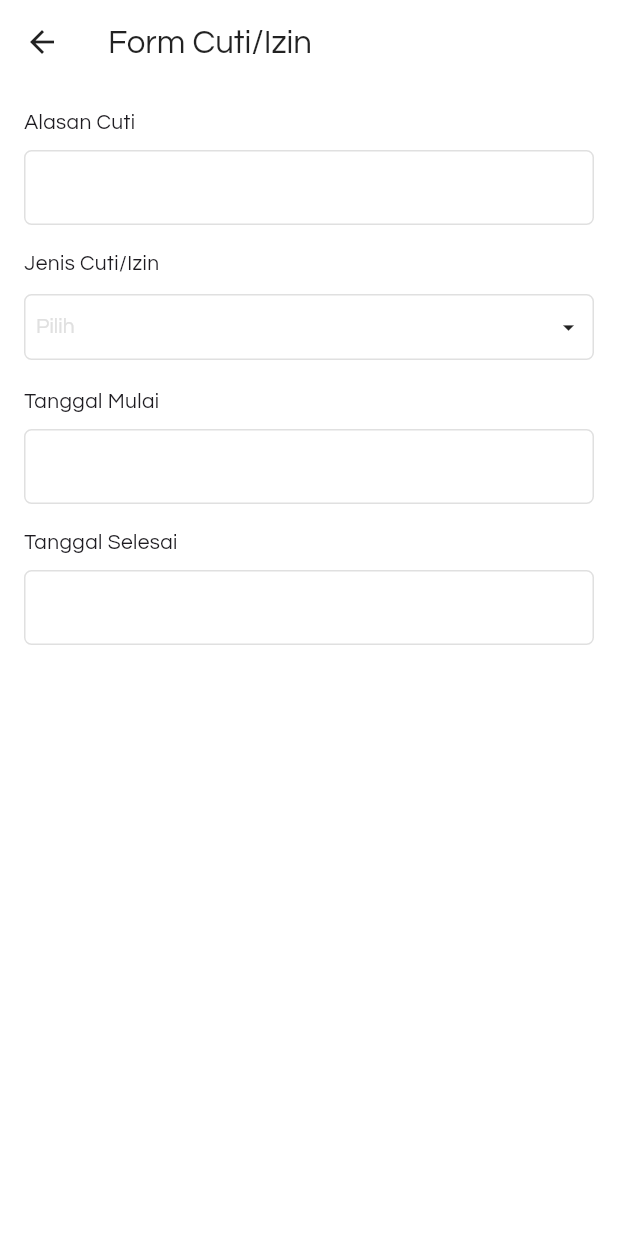
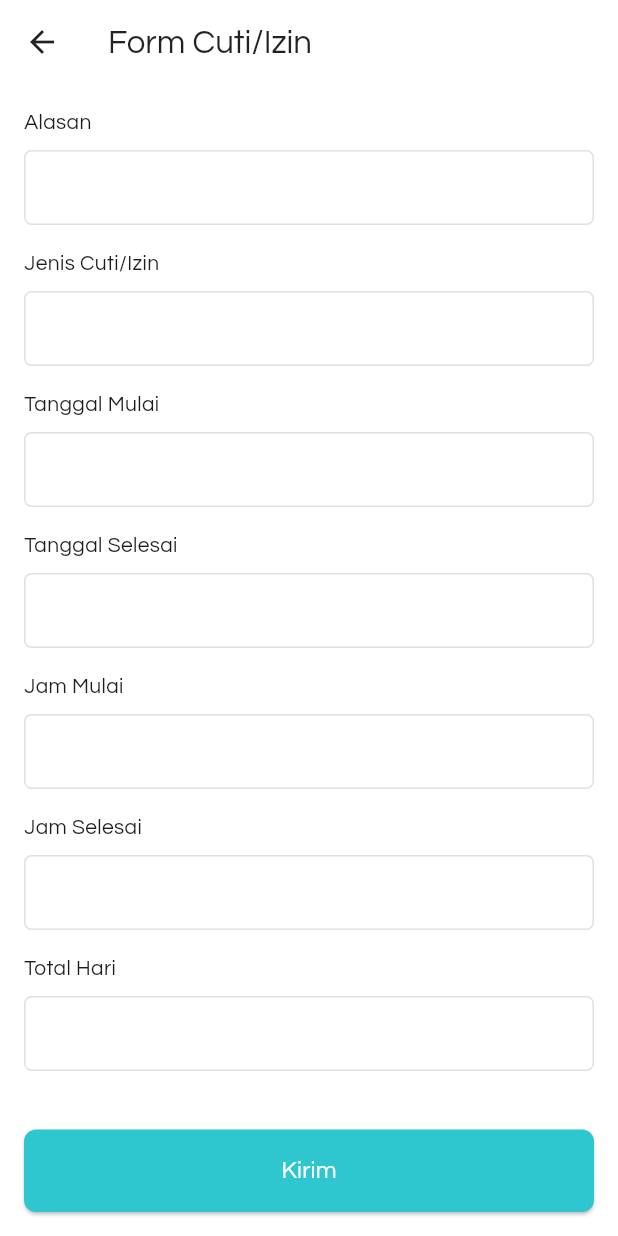
Before and after one commit to gagaspower/new_absenpro_apps, a Flutter app: the FormCutiPage screen opened directly, on a phone screen of 412 x 824 dp. Run offline on Flutter 3.47's test engine with Material 3 defaults, Android fonts, the phone set to English and light mode, and no system bars; our stand-ins replace camera, device_info_plus, dio, flutter_image_compress, flutter_svg, geolocator and 2 more; missing offline and left inert: google_mlkit_face_detection; accounts and stored records are empty; network calls fail.

Commit message:
update form cuti

```diff
--- a/lib/pages/cuti/form_cuti_page.dart
+++ b/lib/pages/cuti/form_cuti_page.dart
@@ -15,8 +15,13 @@ class _FormCutiPageState extends State<FormCutiPage> {
   final TextEditingController _endDateController = TextEditingController();
   final TextEditingController _startTimeController = TextEditingController();
   final TextEditingController _endTimeController = TextEditingController();
+  final TextEditingController _totalDaysController = TextEditingController();
+  final TextEditingController _addressController = TextEditingController();
+  final TextEditingController _phoneController = TextEditingController();
+  dynamic _selectedLeaveType; // simpan objek leave type yang dipilih
 
   static const Color lightGray = Color(0xFFE0E0E0);
+  static const Color primaryTeal = Color(0xFF2FC7CF);
 
   @override
   void initState() {
@@ -37,7 +42,27 @@ class _FormCutiPageState extends State<FormCutiPage> {
     _endDateController.dispose();
     _startTimeController.dispose();
     _endTimeController.dispose();
+    _totalDaysController.dispose();
+    _addressController.dispose();
+    _phoneController.dispose();
     super.dispose();
+  }
+
+  void _submitForm() {
+    // Validasi input sebelum submit
+    if (_reasonController.text.isEmpty ||
+        _selectedLeaveType == null ||
+        _startDateController.text.isEmpty ||
+        _endDateController.text.isEmpty ||
+        _totalDaysController.text.isEmpty) {
+      ScaffoldMessenger.of(context).showSnackBar(
+        const SnackBar(content: Text('Harap lengkapi semua field yang wajib')),
+      );
+      return;
+    }
+
+    // Lakukan submit ke backend atau logika lainnya di sini
+    // Misalnya, panggil API untuk mengirim data cuti/izin
   }
 
   @override
@@ -53,6 +78,23 @@ class _FormCutiPageState extends State<FormCutiPage> {
             onPressed: () => Navigator.pop(context),
           ),
         ),
+        bottomNavigationBar: Padding(
+          padding: const EdgeInsets.all(16.0),
+          child: ElevatedButton(
+            onPressed: _submitForm,
+            style: ElevatedButton.styleFrom(
+              backgroundColor: primaryTeal,
+              padding: const EdgeInsets.symmetric(vertical: 16.0),
+              shape: RoundedRectangleBorder(
+                borderRadius: BorderRadius.circular(8.0),
+              ),
+            ),
+            child: const Text(
+              'Kirim',
+              style: TextStyle(fontSize: 16.0, color: Colors.white),
+            ),
+          ),
+        ),
         body: SafeArea(child: _buildBody()));
   }
 
@@ -61,52 +103,30 @@ class _FormCutiPageState extends State<FormCutiPage> {
   }
 
   Widget _buildForm() {
-    return Column(
+    return SingleChildScrollView(
+      child: Column(
         crossAxisAlignment: CrossAxisAlignment.start,
         children: [
           _buildInputField(
-          label: 'Alasan Cuti',
+            label: 'Alasan',
             controller: _reasonController,
           ),
           const SizedBox(height: 16.0),
-        const Text('Jenis Cuti/Izin'),
-        const SizedBox(height: 8.0),
-        Consumer<LeaveTypeProvider>(
-          builder: (context, provLeaveType, _) {
-            final selected = provLeaveType.selectedLeaveType;
-            return SizedBox(
-              width: double.infinity,
-              child: ElevatedButton(
-                onPressed: () {
+          _buildInputField(
+            label: 'Jenis Cuti/Izin',
+            controller:
+                TextEditingController(text: _selectedLeaveType?.name ?? ''),
+            validator: (String? value) {
+              if (_selectedLeaveType == null) {
+                return 'Harap pilih jenis cuti/izin';
+              }
+              return null;
+            },
+            onTap: () {
               showModalBottomSheet(
                 context: context,
-                    builder: _showModalBottomSheet,
-                  );
-                },
-                style: ElevatedButton.styleFrom(
-                  padding: const EdgeInsets.symmetric(
-                      vertical: 12.0, horizontal: 8.0),
-                  shadowColor: Colors.transparent,
-                  backgroundColor: Colors.white,
-                  foregroundColor: Colors.black87,
-                  side: const BorderSide(color: lightGray, width: 1.0),
-                  shape: RoundedRectangleBorder(
-                    borderRadius: BorderRadius.circular(5.0),
-                  ),
-                ),
-                child: Row(
-                  mainAxisAlignment: MainAxisAlignment.spaceBetween,
-                  children: [
-                    Text(
-                      selected?.name ?? 'Pilih',
-                      style: TextStyle(
-                        color: selected == null ? lightGray : Colors.black87,
-                      ),
-                    ),
-                    const Icon(Icons.arrow_drop_down),
-                  ],
-                ),
-              ),
+                isScrollControlled: true,
+                builder: (context) => _showModalBottomSheet(context),
               );
             },
           ),
@@ -114,18 +134,97 @@ class _FormCutiPageState extends State<FormCutiPage> {
           _buildDatePickerField(
             label: 'Tanggal Mulai',
             controller: _startDateController,
+            validator: (String? value) {
+              if (value == null || value.isEmpty) {
+                return 'Harap pilih tanggal mulai';
+              }
+              return null;
+            },
           ),
           const SizedBox(height: 16.0),
           _buildDatePickerField(
             label: 'Tanggal Selesai',
             controller: _endDateController,
+            validator: (String? value) {
+              if (value == null || value.isEmpty) {
+                return 'Harap pilih tanggal selesai';
+              }
+              return null;
+            },
           ),
+          const SizedBox(height: 16.0),
+          _buildInputField(
+            label: 'Jam Mulai',
+            controller: _startTimeController,
+            keyboardType: TextInputType.datetime,
+            onTap: () async {
+              TimeOfDay? pickedTime = await showTimePicker(
+                context: context,
+                initialTime: TimeOfDay.now(),
+              );
+
+              if (pickedTime != null) {
+                setState(() {
+                  _startTimeController.text =
+                      "${pickedTime.hour.toString().padLeft(2, '0')}:${pickedTime.minute.toString().padLeft(2, '0')}";
+                });
+              }
+            },
+          ),
+          const SizedBox(height: 16.0),
+          _buildInputField(
+            label: 'Jam Selesai',
+            controller: _endTimeController,
+            keyboardType: TextInputType.datetime,
+            onTap: () async {
+              TimeOfDay? pickedTime = await showTimePicker(
+                context: context,
+                initialTime: TimeOfDay.now(),
+              );
+
+              if (pickedTime != null) {
+                setState(() {
+                  _endTimeController.text =
+                      "${pickedTime.hour.toString().padLeft(2, '0')}:${pickedTime.minute.toString().padLeft(2, '0')}";
+                });
+              }
+            },
+          ),
+          const SizedBox(height: 16.0),
+          _buildInputField(
+            label: 'Total Hari',
+            controller: _totalDaysController,
+            keyboardType: TextInputType.number,
+            readOnly:
+                true, // Total hari dihitung otomatis dari tanggal mulai dan selesai
+          ),
+          const SizedBox(height: 16.0),
+          _buildInputField(
+            label: 'Alamat yang bisa dihubungi',
+            controller: _addressController,
+            multiline: true,
+          ),
+          const SizedBox(height: 16.0),
+          _buildInputField(
+            label: 'No. Telepon yang bisa dihubungi',
+            controller: _phoneController,
+            multiline: true,
+            keyboardType: TextInputType.phone,
+          ),
+          const SizedBox(height: 16.0),
         ],
+      ),
     );
   }
 
   Widget _buildInputField(
-      {required String label, required TextEditingController controller}) {
+      {required String label,
+      required TextEditingController controller,
+      VoidCallback? onTap,
+      TextInputType? keyboardType,
+      bool multiline = false,
+      FormFieldValidator<String>? validator,
+      bool readOnly = false}) {
     return Column(
       crossAxisAlignment: CrossAxisAlignment.start,
       children: [
@@ -140,13 +239,18 @@ class _FormCutiPageState extends State<FormCutiPage> {
               width: 1.0,
             ),
           ),
-          child: TextField(
+          child: TextFormField(
             controller: controller,
             decoration: const InputDecoration(
               border: InputBorder.none,
               contentPadding:
                   EdgeInsets.symmetric(vertical: 12.0, horizontal: 8.0),
             ),
+            onTap: onTap,
+            keyboardType: keyboardType ?? TextInputType.text,
+            maxLines: multiline ? null : 1,
+            readOnly: readOnly,
+            validator: validator,
           ),
         ),
       ],
@@ -154,7 +258,9 @@ class _FormCutiPageState extends State<FormCutiPage> {
   }
 
   Widget _buildDatePickerField(
-      {required String label, required TextEditingController controller}) {
+      {required String label,
+      required TextEditingController controller,
+      FormFieldValidator<String>? validator}) {
     return Column(
       crossAxisAlignment: CrossAxisAlignment.start,
       children: [
@@ -169,7 +275,7 @@ class _FormCutiPageState extends State<FormCutiPage> {
               width: 1.0,
             ),
           ),
-          child: TextField(
+          child: TextFormField(
             controller: controller,
             readOnly: true,
             onTap: () async {
@@ -199,29 +305,91 @@ class _FormCutiPageState extends State<FormCutiPage> {
   }
 
   Widget _showModalBottomSheet(BuildContext context) {
-    return SafeArea(child: Consumer<LeaveTypeProvider>(
+    return Container(
+      padding: const EdgeInsets.only(top: 12.0, bottom: 16.0),
+      child: Column(
+        mainAxisSize: MainAxisSize.min,
+        children: [
+          // Handle bar
+          Center(
+            child: Container(
+              width: 40,
+              height: 4,
+              decoration: BoxDecoration(
+                color: Colors.grey[400],
+                borderRadius: BorderRadius.circular(2),
+              ),
+            ),
+          ),
+          const SizedBox(height: 16.0),
+
+          // Title
+          Padding(
+            padding: const EdgeInsets.symmetric(horizontal: 16.0),
+            child: Row(
+              mainAxisAlignment: MainAxisAlignment.spaceBetween,
+              children: [
+                const Text(
+                  'Pilih Jenis Cuti/Izin',
+                  style: TextStyle(
+                    fontSize: 16.0,
+                    fontWeight: FontWeight.w600,
+                  ),
+                ),
+                IconButton(
+                  icon: const Icon(Icons.close),
+                  onPressed: () => Navigator.pop(context),
+                ),
+              ],
+            ),
+          ),
+          const Divider(height: 1.0),
+
+          // List
+          Consumer<LeaveTypeProvider>(
             builder: (context, provLeaveType, _) {
-        if (provLeaveType.isLoading) {
-          return const Center(child: CircularProgressIndicator());
-        } else if (provLeaveType.errorMessage != null) {
-          return Center(child: Text(provLeaveType.errorMessage!));
-        } else {
-          final leaveTypes = provLeaveType.leaveTypeList;
-          return ListView.builder(
-            itemCount: leaveTypes.length,
+              if (provLeaveType.leaveTypeList.isEmpty) {
+                return const Padding(
+                  padding: EdgeInsets.symmetric(vertical: 32.0),
+                  child: Center(child: CircularProgressIndicator()),
+                );
+              }
+
+              return ListView.separated(
+                shrinkWrap: true,
+                padding: const EdgeInsets.symmetric(horizontal: 8.0),
+                itemCount: provLeaveType.leaveTypeList.length,
                 itemBuilder: (context, index) {
-              final leaveType = leaveTypes[index];
+                  final leaveType = provLeaveType.leaveTypeList[index];
+                  final bool isSelected = _selectedLeaveType == leaveType;
+
                   return ListTile(
-                title: Text(leaveType.name),
+                    title: Text(
+                      leaveType.name,
+                      style: TextStyle(
+                        color: isSelected ? Colors.green : Colors.black87,
+                        fontWeight:
+                            isSelected ? FontWeight.w600 : FontWeight.normal,
+                      ),
+                    ),
+                    trailing: isSelected
+                        ? const Icon(Icons.check_circle, color: Colors.green)
+                        : null,
                     onTap: () {
-                  provLeaveType.selectLeaveType(leaveType);
+                      setState(() {
+                        _selectedLeaveType = leaveType;
+                      });
                       Navigator.pop(context);
                     },
                   );
                 },
+                separatorBuilder: (context, index) =>
+                    const Divider(height: 1.0),
+              );
+            },
+          ),
+        ],
+      ),
     );
   }
-      },
-    ));
 }
-}
```
Lines whose indentation alone changed are shown as unchanged.
